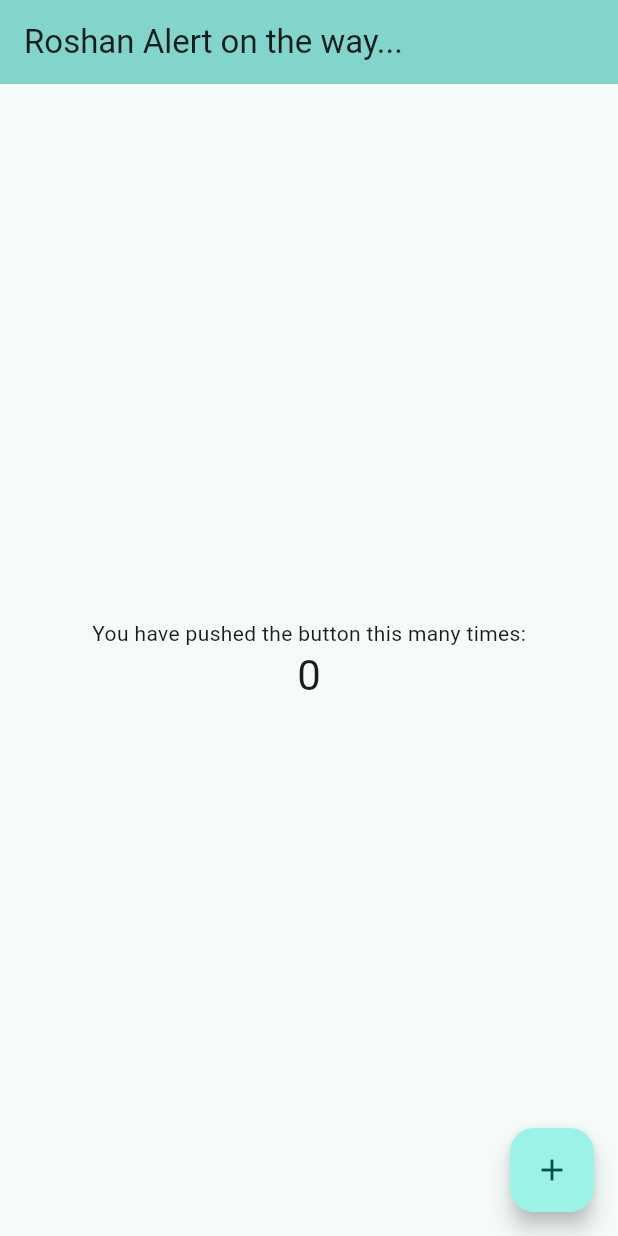
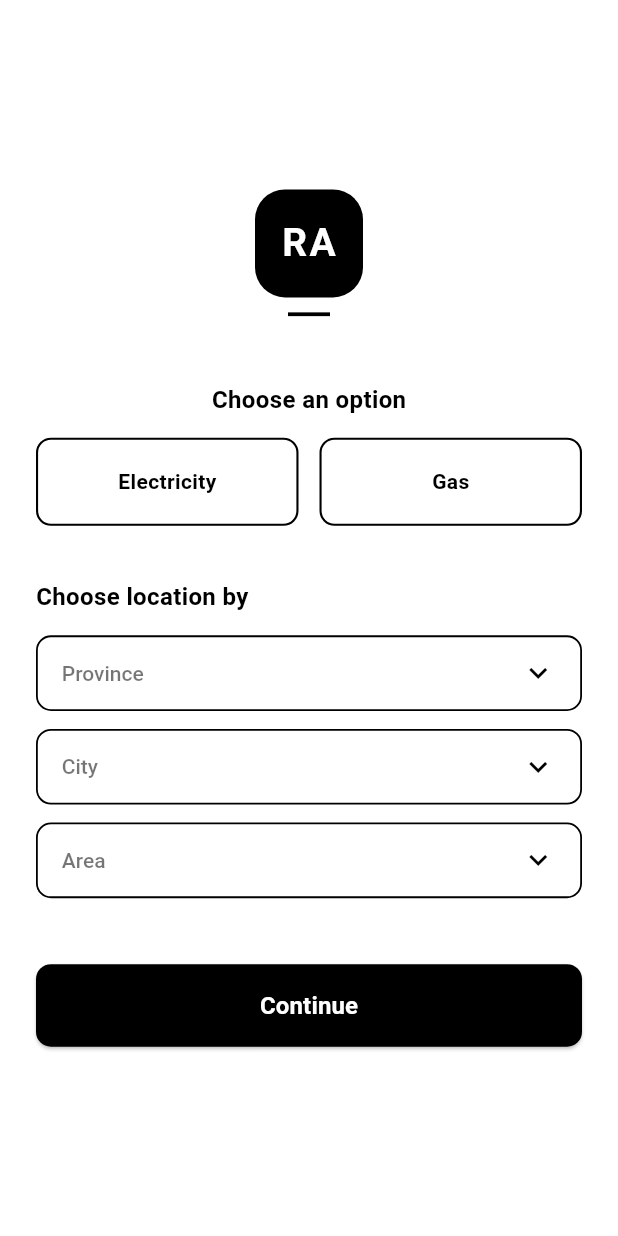
Before and after one commit to eman-ille/roshan-alert, a Flutter app: the screen it shows after launch, on a phone screen of 412 x 824 dp. Run offline on Flutter 3.47's test engine with Material 3 defaults, Android fonts, the phone set to English and light mode, and no system bars.

Commit message:
On-boarding basic framework

```diff
--- a/lib/main.dart
+++ b/lib/main.dart
@@ -1,4 +1,5 @@
 import 'package:flutter/material.dart';
+import 'screens/onboarding_ui.dart';
 
 void main() {
   runApp(const MyApp());
@@ -7,117 +8,11 @@ void main() {
 class MyApp extends StatelessWidget {
   const MyApp({super.key});
 
-  // This widget is the root of your application.
   @override
   Widget build(BuildContext context) {
-    return MaterialApp(
-      title: 'Roshan Alert demo',
-      theme: ThemeData(
-        // This is the theme of your application.
-        //
-        // TRY THIS: Try running your application with "flutter run". You'll see
-        // the application has a purple toolbar. Then, without quitting the app,
-        // try changing the seedColor in the colorScheme below to Colors.green
-        // and then invoke "hot reload" (save your changes or press the "hot
-        // reload" button in a Flutter-supported IDE, or press "r" if you used
-        // the command line to start the app).
-        //
-        // Notice that the counter didn't reset back to zero; the application
-        // state is not lost during the reload. To reset the state, use hot
-        // restart instead.
-        //
-        // This works for code too, not just values: Most code changes can be
-        // tested with just a hot reload.
-        colorScheme: .fromSeed(seedColor: const Color.fromARGB(255, 3, 88, 81)),
-      ),
-      home: const MyHomePage(title: 'Roshan Alert on the way...'),
-
+    return const MaterialApp(
+      debugShowCheckedModeBanner: false,
+      home: OnboardingScreen(),
     );
   }
 }
-
-class MyHomePage extends StatefulWidget {
-  const MyHomePage({super.key, required this.title});
-
-  // This widget is the home page of your application. It is stateful, meaning
-  // that it has a State object (defined below) that contains fields that affect
-  // how it looks.
-
-  // This class is the configuration for the state. It holds the values (in this
-  // case the title) provided by the parent (in this case the App widget) and
-  // used by the build method of the State. Fields in a Widget subclass are
-  // always marked "final".
-
-  final String title;
-
-  @override
-  State<MyHomePage> createState() => _MyHomePageState();
-}
-
-class _MyHomePageState extends State<MyHomePage> {
-  int _counter = 0;
-
-  void _incrementCounter() {
-    setState(() {
-      // This call to setState tells the Flutter framework that something has
-      // changed in this State, which causes it to rerun the build method below
-      // so that the display can reflect the updated values. If we changed
-      // _counter without calling setState(), then the build method would not be
-      // called again, and so nothing would appear to happen.
-      _counter++;
-    });
-  }
-
-  @override
-  Widget build(BuildContext context) {
-    // This method is rerun every time setState is called, for instance as done
-    // by the _incrementCounter method above.
-    //
-    // The Flutter framework has been optimized to make rerunning build methods
-    // fast, so that you can just rebuild anything that needs updating rather
-    // than having to individually change instances of widgets.
-    return Scaffold(
-      appBar: AppBar(
-        // TRY THIS: Try changing the color here to a specific color (to
-        // Colors.amber, perhaps?) and trigger a hot reload to see the AppBar
-        // change color while the other colors stay the same.
-        backgroundColor: Theme.of(context).colorScheme.inversePrimary,
-        // Here we take the value from the MyHomePage object that was created by
-        // the App.build method, and use it to set our appbar title.
-        title: Text(widget.title),
-      ),
-      body: Center(
-        // Center is a layout widget. It takes a single child and positions it
-        // in the middle of the parent.
-        child: Column(
-          // Column is also a layout widget. It takes a list of children and
-          // arranges them vertically. By default, it sizes itself to fit its
-          // children horizontally, and tries to be as tall as its parent.
-          //
-          // Column has various properties to control how it sizes itself and
-          // how it positions its children. Here we use mainAxisAlignment to
-          // center the children vertically; the main axis here is the vertical
-          // axis because Columns are vertical (the cross axis would be
-          // horizontal).
-          //
-          // TRY THIS: Invoke "debug painting" (choose the "Toggle Debug Paint"
-          // action in the IDE, or press "p" in the console), to see the
-          // wireframe for each widget.
-          mainAxisAlignment: .center,
-          children: [
-            const Text('You have pushed the button this many times:'),
-            Text(
-              '$_counter',
-              style: Theme.of(context).textTheme.headlineMedium,
-            ),
-          ],
-        ),
-      ),
-      floatingActionButton: FloatingActionButton(
-        onPressed: _incrementCounter,
-        tooltip: 'Increment',
-        child: const Icon(Icons.add),
-      ),
-    );
-  }
-}
--- /dev/null
+++ b/lib/screens/onboarding_ui.dart
@@ -0,0 +1,274 @@
+import 'package:flutter/material.dart';
+
+/// Standalone onboarding content widget.
+/// No main() / MaterialApp here — just drop <OnboardingScreen/> into
+/// your app's navigation wherever you need it.
+class OnboardingScreen extends StatefulWidget {
+  const OnboardingScreen({super.key});
+
+  @override
+  State<OnboardingScreen> createState() => _OnboardingScreenState();
+}
+
+class _OnboardingScreenState extends State<OnboardingScreen> {
+  // 0 = nothing selected, 1 = option one, 2 = option two
+  int _selectedOption = 0;
+
+  // Currently picked values for each location dropdown
+  String? _province;
+  String? _city;
+  String? _area;
+
+  @override
+  Widget build(BuildContext context) {
+    return Scaffold(
+      backgroundColor: Colors.white,
+      body: SafeArea(
+        child: Center(
+          child: SingleChildScrollView(
+            padding: const EdgeInsets.symmetric(horizontal: 24, vertical: 24),
+            child: Column(
+            mainAxisSize: MainAxisSize.min,
+            crossAxisAlignment: CrossAxisAlignment.center,
+            children: [
+              // ---------- LOGO ----------
+              const _RALogo(),
+
+              const SizedBox(height: 44),
+
+              const Text(
+                'Choose an option',
+                style: TextStyle(
+                  fontSize: 16,
+                  fontWeight: FontWeight.w600,
+                  color: Colors.black,
+                ),
+              ),
+              const SizedBox(height: 14),
+
+              // ---------- Gas and Electricity CHOICE ----------
+              Row(
+                children: [
+                  Expanded(
+                    child: _ChoiceCard(
+                      label: 'Electricity',
+                      selected: _selectedOption == 1,
+                      onTap: () => setState(() => _selectedOption = 1),
+                    ),
+                  ),
+                  const SizedBox(width: 14),
+                  Expanded(
+                    child: _ChoiceCard(
+                      label: 'Gas',
+                      selected: _selectedOption == 2,
+                      onTap: () => setState(() => _selectedOption = 2),
+                    ),
+                  ),
+                ],
+              ),
+
+              const SizedBox(height: 36),
+
+              const Align(
+                alignment: Alignment.centerLeft,
+                child: Text(
+                  'Choose location by',
+                  style: TextStyle(
+                    fontSize: 16,
+                    fontWeight: FontWeight.w600,
+                    color: Colors.black,
+                  ),
+                ),
+              ),
+              const SizedBox(height: 14),
+
+              // ---------- LOCATION DROPDOWNS ----------
+              _LocationDropdown(
+                label: 'Province',
+                value: _province,
+                items: const ['Punjab', 'Sindh', 'KPK', 'Balochistan'],
+                onChanged: (v) => setState(() => _province = v),
+              ),
+              const SizedBox(height: 12),
+              _LocationDropdown(
+                label: 'City',
+                value: _city,
+                items: const ['Lahore', 'Sialkot', 'Quetta', 'Faisalabad', 'Peshawar', 'Hyderabad'],
+                onChanged: (v) => setState(() => _city = v),
+              ),
+              const SizedBox(height: 12),
+              _LocationDropdown(
+                label: 'Area',
+                value: _area,
+                items: const ['Area 1', 'Area 2', 'Area 3'],
+                onChanged: (v) => setState(() => _area = v),
+              ),
+
+              const SizedBox(height: 44),
+
+              // ---------- CONTINUE BUTTON ----------
+              SizedBox(
+                width: double.infinity,
+                child: ElevatedButton(
+                  style: ElevatedButton.styleFrom(
+                    backgroundColor: Colors.black,
+                    foregroundColor: Colors.white,
+                    padding: const EdgeInsets.symmetric(vertical: 16),
+                    shape: RoundedRectangleBorder(
+                      borderRadius: BorderRadius.circular(10),
+                    ),
+                  ),
+                  onPressed: () {
+                    // Hook up navigation / callback here
+                  },
+                  child: const Text(
+                    'Continue',
+                    style: TextStyle(fontSize: 16, fontWeight: FontWeight.w600),
+                  ),
+                ),
+              ),
+            ],
+            ),
+          ),
+        ),
+      ),
+    );
+  }
+}
+
+/// Modern "RA" logo mark — a single rounded square badge with a tight,
+/// letter-spaced monogram plus a thin underline accent. No overlapping
+/// shapes, kept strictly black & white.
+class _RALogo extends StatelessWidget {
+  const _RALogo();
+
+  @override
+  Widget build(BuildContext context) {
+    return Column(
+      mainAxisSize: MainAxisSize.min,
+      children: [
+        Container(
+          width: 72,
+          height: 72,
+          decoration: BoxDecoration(
+            color: Colors.black,
+            borderRadius: BorderRadius.circular(20),
+          ),
+          alignment: Alignment.center,
+          child: const Text(
+            'RA',
+            style: TextStyle(
+              fontSize: 26,
+              fontWeight: FontWeight.w700,
+              letterSpacing: 1.5,
+              color: Colors.white,
+            ),
+          ),
+        ),
+        const SizedBox(height: 10),
+        Container(
+          width: 28,
+          height: 2.5,
+          color: Colors.black,
+        ),
+      ],
+    );
+  }
+}
+
+/// Card used for the two main choice options.
+class _ChoiceCard extends StatelessWidget {
+  final String label;
+  final bool selected;
+  final VoidCallback onTap;
+
+  const _ChoiceCard({
+    required this.label,
+    required this.selected,
+    required this.onTap,
+  });
+
+  @override
+  Widget build(BuildContext context) {
+    return GestureDetector(
+      onTap: onTap,
+      child: AnimatedContainer(
+        duration: const Duration(milliseconds: 150),
+        padding: const EdgeInsets.symmetric(vertical: 18),
+        alignment: Alignment.center,
+        decoration: BoxDecoration(
+          color: selected ? Colors.black : Colors.white,
+          borderRadius: BorderRadius.circular(10),
+          border: Border.all(
+            color: Colors.black,
+            width: selected ? 0 : 1.4,
+          ),
+        ),
+        child: Text(
+          label,
+          style: TextStyle(
+            fontSize: 14,
+            fontWeight: FontWeight.w600,
+            color: selected ? Colors.white : Colors.black,
+          ),
+        ),
+      ),
+    );
+  }
+}
+
+/// Dropdown field used for each location sub-option (Province / City / Area).
+class _LocationDropdown extends StatelessWidget {
+  final String label;
+  final String? value;
+  final List<String> items;
+  final ValueChanged<String?> onChanged;
+
+  const _LocationDropdown({
+    required this.label,
+    required this.value,
+    required this.items,
+    required this.onChanged,
+  });
+
+  @override
+  Widget build(BuildContext context) {
+    return Container(
+      width: double.infinity,
+      padding: const EdgeInsets.symmetric(horizontal: 16),
+      decoration: BoxDecoration(
+        color: Colors.white,
+        borderRadius: BorderRadius.circular(10),
+        border: Border.all(color: Colors.black, width: 1.2),
+      ),
+      child: DropdownButtonHideUnderline(
+        child: DropdownButton<String>(
+          value: value,
+          isExpanded: true,
+          icon: const Icon(Icons.keyboard_arrow_down, color: Colors.black),
+          hint: Text(
+            label,
+            style: const TextStyle(
+              fontSize: 14,
+              fontWeight: FontWeight.w500,
+              color: Colors.black54,
+            ),
+          ),
+          style: const TextStyle(
+            fontSize: 14,
+            fontWeight: FontWeight.w600,
+            color: Colors.black,
+          ),
+          dropdownColor: Colors.white,
+          items: items
+              .map((item) => DropdownMenuItem(
+                    value: item,
+                    child: Text(item),
+                  ))
+              .toList(),
+          onChanged: onChanged,
+        ),
+      ),
+    );
+  }
+}
```
